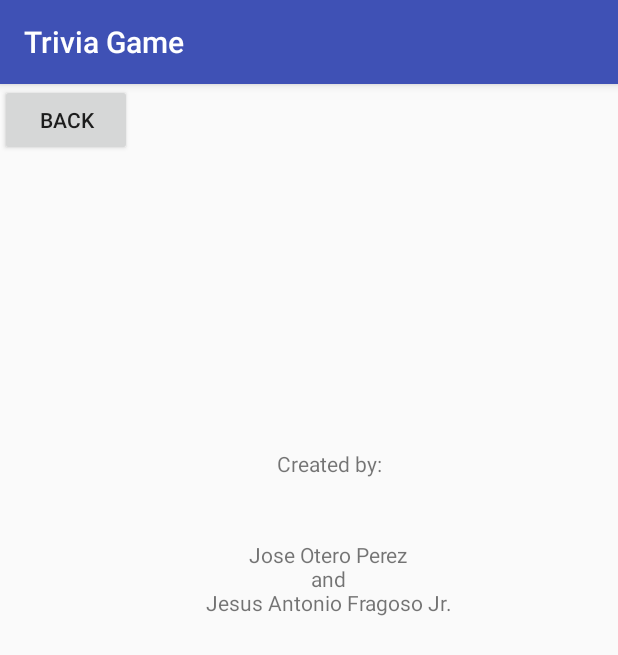
After one commit to GDMSProduction/GetQuiz, an Android app: the CreditsScreen screen opened directly, with no data from a screen before it, on a phone screen of 412 x 824 dp. The commit adds this screen. Shown: the top 655 px of the screen. Run offline under Robolectric (Android 15) with nearby library versions, the phone set to English and light mode, and no system bars.

Commit message:
Put the Credits

```diff
--- a/TriviaGame/app/src/main/AndroidManifest.xml
+++ b/TriviaGame/app/src/main/AndroidManifest.xml
@@ -19,7 +19,8 @@
         <activity android:name=".SoloScreen" />
         <activity android:name=".MultiplayerScreen" />
         <activity android:name=".SettingsScreen" />
-        <activity android:name=".QuestionsScreen"></activity>
+        <activity android:name=".QuestionsScreen" />
+        <activity android:name=".CreditsScreen"></activity>
     </application>
 
 </manifest>
--- /dev/null
+++ b/TriviaGame/app/src/main/java/fullsailclass/triviagame/CreditsScreen.java
@@ -0,0 +1,32 @@
+package fullsailclass.triviagame;
+
+import android.support.v7.app.AppCompatActivity;
+import android.os.Bundle;
+import android.view.View;
+import android.widget.Button;
+
+public class CreditsScreen extends AppCompatActivity {
+
+    @Override
+    protected void onCreate(Bundle savedInstanceState) {
+        super.onCreate(savedInstanceState);
+        setContentView(R.layout.activity_credits_screen);
+
+        configureCreditBackButton();
+    }
+
+    public void configureCreditBackButton() {
+        Button creditsBack = (Button) findViewById(R.id.CreditsBackBTN);
+        creditsBack.setOnClickListener(new View.OnClickListener() {
+            @Override
+            public void onClick(View view) {
+
+                finish();
+
+            }
+
+        });
+    }
+
+
+}
--- /dev/null
+++ b/TriviaGame/app/src/main/res/layout/activity_credits_screen.xml
@@ -0,0 +1,41 @@
+<?xml version="1.0" encoding="utf-8"?>
+<android.support.constraint.ConstraintLayout xmlns:android="http://schemas.android.com/apk/res/android"
+    xmlns:app="http://schemas.android.com/apk/res-auto"
+    xmlns:tools="http://schemas.android.com/tools"
+    android:layout_width="match_parent"
+    android:layout_height="match_parent"
+    tools:context="fullsailclass.triviagame.CreditsScreen">
+
+    <TextView
+        android:id="@+id/CreatedByText"
+        android:layout_width="wrap_content"
+        android:layout_height="wrap_content"
+        android:text="Created by:"
+        app:layout_constraintBottom_toBottomOf="parent"
+        app:layout_constraintHorizontal_bias="0.539"
+        app:layout_constraintLeft_toLeftOf="parent"
+        app:layout_constraintRight_toRightOf="parent"
+        app:layout_constraintTop_toTopOf="parent"
+        app:layout_constraintVertical_bias="0.325" />
+
+    <TextView
+        android:id="@+id/NamesText"
+        android:layout_width="wrap_content"
+        android:layout_height="wrap_content"
+        android:text="Jose Otero Perez\nand\nJesus Antonio Fragoso Jr."
+        android:textAlignment="center"
+        app:layout_constraintBottom_toBottomOf="parent"
+        app:layout_constraintHorizontal_bias="0.552"
+        app:layout_constraintLeft_toLeftOf="parent"
+        app:layout_constraintRight_toRightOf="parent"
+        app:layout_constraintTop_toTopOf="parent"
+        app:layout_constraintVertical_bias="0.424" />
+
+    <Button
+        android:id="@+id/CreditsBackBTN"
+        android:layout_width="wrap_content"
+        android:layout_height="wrap_content"
+        android:text="Back"
+        tools:layout_editor_absoluteX="278dp"
+        tools:layout_editor_absoluteY="16dp" />
+</android.support.constraint.ConstraintLayout>
```
Also changed, not shown: TriviaGame/app/src/main/java/fullsailclass/triviagame/SettingsScreen.java (+12 -0 lines), TriviaGame/app/src/main/res/layout/activity_multiplayer_screen.xml (+4 -4 lines), TriviaGame/app/src/main/res/layout/activity_solo_screen.xml (+6 -2 lines).
